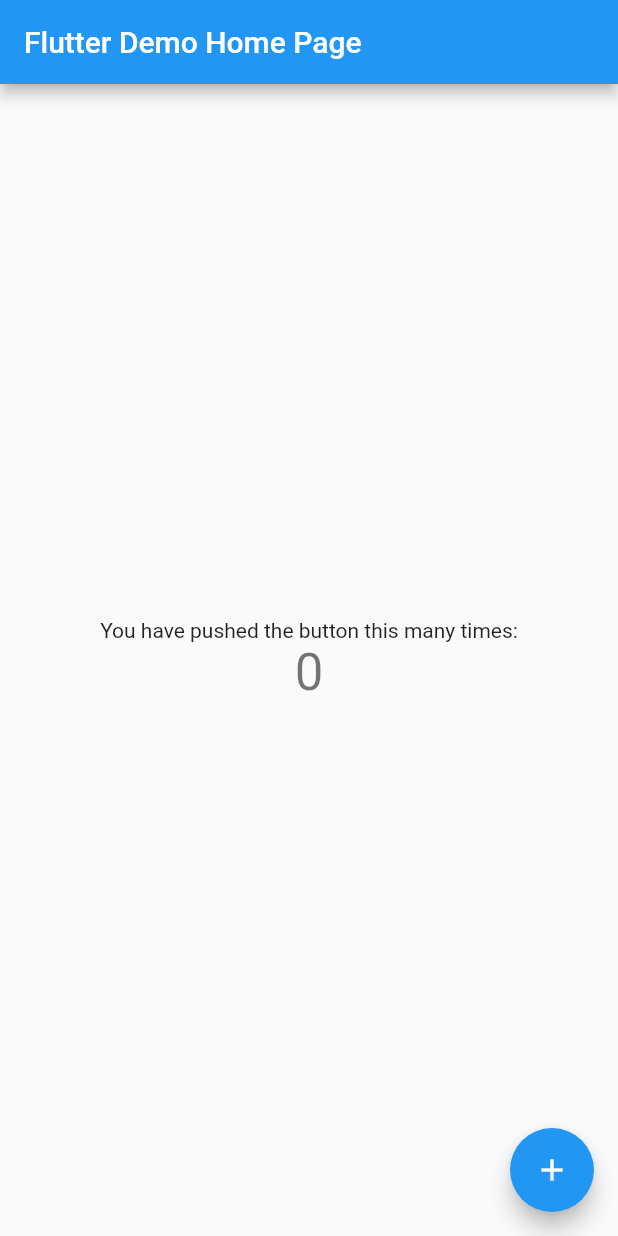
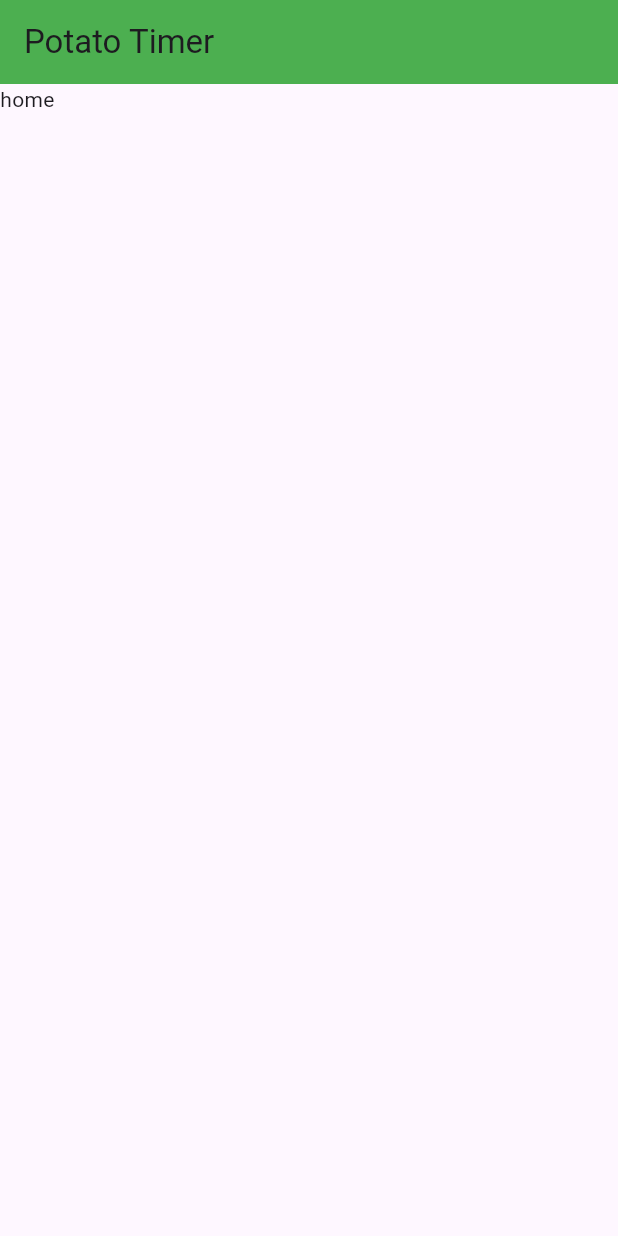
Before and after one commit to sayan2107/ipotato, a Flutter app: the screen it shows after launch, on a phone screen of 412 x 824 dp. Run offline on Flutter 3.47's test engine with Material 2 defaults, Android fonts, the phone set to English and light mode, and no system bars.

Commit message:
adding common modules

```diff
--- /dev/null
+++ b/lib/constants/colors.dart
@@ -0,0 +1,21 @@
+import 'package:flutter/material.dart';
+
+class AppColors {
+  AppColors._();
+
+  static const Map<int, Color> orange = <int, Color>{
+    50: Color(0xFFFCF2E7),
+    100: Color(0xFFF8DEC3),
+    200: Color(0xFFF3C89C),
+    300: Color(0xFFEEB274),
+    400: Color(0xFFEAA256),
+    500: Color(0xFFE69138),
+    600: Color(0xFFE38932),
+    700: Color(0xFFDF7E2B),
+    800: Color(0xFFDB7424),
+    900: Color(0xFFD56217)
+  };
+
+  static const Color green = Colors.green;
+  static const Color darkGreen = Color(0xFF216C2E);
+}
--- /dev/null
+++ b/lib/constants/font_family.dart
@@ -0,0 +1,5 @@
+class FontFamily {
+  FontFamily._();
+
+  static String roboto = "Roboto";
+}
--- /dev/null
+++ b/lib/constants/strings.dart
@@ -0,0 +1,6 @@
+class Strings {
+  Strings._();
+
+  //General
+  static const String appName = "ipotato";
+}
--- a/lib/main.dart
+++ b/lib/main.dart
@@ -1,115 +1,44 @@
+import 'dart:async';
+
 import 'package:flutter/material.dart';
+import 'package:flutter/services.dart';
+import 'package:ipotato_timer/constants/strings.dart';
+import 'package:ipotato_timer/ui/home/home.dart';
 
-void main() {
-  runApp(const MyApp());
+Future<void> main() async {
+  WidgetsFlutterBinding.ensureInitialized();
+  await setPreferredOrientations();
+  return runZonedGuarded(() async {
+    runApp(const MyApp());
+  }, (error, stack) {
+    print(stack);
+    print(error);
+  });
+}
+
+Future<void> setPreferredOrientations() {
+  return SystemChrome.setPreferredOrientations([
+    DeviceOrientation.portraitUp,
+    DeviceOrientation.portraitDown,
+    DeviceOrientation.landscapeRight,
+    DeviceOrientation.landscapeLeft,
+  ]);
 }
 
 class MyApp extends StatelessWidget {
   const MyApp({super.key});
 
-  // This widget is the root of your application.
   @override
   Widget build(BuildContext context) {
     return MaterialApp(
-      title: 'Flutter Demo',
+      debugShowCheckedModeBanner: false,
       theme: ThemeData(
-        // This is the theme of your application.
-        //
-        // Try running your application with "flutter run". You'll see the
-        // application has a blue toolbar. Then, without quitting the app, try
-        // changing the primarySwatch below to Colors.green and then invoke
-        // "hot reload" (press "r" in the console where you ran "flutter run",
-        // or simply save your changes to "hot reload" in a Flutter IDE).
-        // Notice that the counter didn't reset back to zero; the application
-        // is not restarted.
-        primarySwatch: Colors.blue,
+        useMaterial3: true,
       ),
-      home: const MyHomePage(title: 'Flutter Demo Home Page'),
+      title: Strings.appName,
+      // routes: Routes.routes,
+
+      home: const HomeScreen(),
     );
   }
 }
-
-class MyHomePage extends StatefulWidget {
-  const MyHomePage({super.key, required this.title});
-
-  // This widget is the home page of your application. It is stateful, meaning
-  // that it has a State object (defined below) that contains fields that affect
-  // how it looks.
-
-  // This class is the configuration for the state. It holds the values (in this
-  // case the title) provided by the parent (in this case the App widget) and
-  // used by the build method of the State. Fields in a Widget subclass are
-  // always marked "final".
-
-  final String title;
-
-  @override
-  State<MyHomePage> createState() => _MyHomePageState();
-}
-
-class _MyHomePageState extends State<MyHomePage> {
-  int _counter = 0;
-
-  void _incrementCounter() {
-    setState(() {
-      // This call to setState tells the Flutter framework that something has
-      // changed in this State, which causes it to rerun the build method below
-      // so that the display can reflect the updated values. If we changed
-      // _counter without calling setState(), then the build method would not be
-      // called again, and so nothing would appear to happen.
-      _counter++;
-    });
-  }
-
-  @override
-  Widget build(BuildContext context) {
-    // This method is rerun every time setState is called, for instance as done
-    // by the _incrementCounter method above.
-    //
-    // The Flutter framework has been optimized to make rerunning build methods
-    // fast, so that you can just rebuild anything that needs updating rather
-    // than having to individually change instances of widgets.
-    return Scaffold(
-      appBar: AppBar(
-        // Here we take the value from the MyHomePage object that was created by
-        // the App.build method, and use it to set our appbar title.
-        title: Text(widget.title),
-      ),
-      body: Center(
-        // Center is a layout widget. It takes a single child and positions it
-        // in the middle of the parent.
-        child: Column(
-          // Column is also a layout widget. It takes a list of children and
-          // arranges them vertically. By default, it sizes itself to fit its
-          // children horizontally, and tries to be as tall as its parent.
-          //
-          // Invoke "debug painting" (press "p" in the console, choose the
-          // "Toggle Debug Paint" action from the Flutter Inspector in Android
-          // Studio, or the "Toggle Debug Paint" command in Visual Studio Code)
-          // to see the wireframe for each widget.
-          //
-          // Column has various properties to control how it sizes itself and
-          // how it positions its children. Here we use mainAxisAlignment to
-          // center the children vertically; the main axis here is the vertical
-          // axis because Columns are vertical (the cross axis would be
-          // horizontal).
-          mainAxisAlignment: MainAxisAlignment.center,
-          children: <Widget>[
-            const Text(
-              'You have pushed the button this many times:',
-            ),
-            Text(
-              '$_counter',
-              style: Theme.of(context).textTheme.headlineMedium,
-            ),
-          ],
-        ),
-      ),
-      floatingActionButton: FloatingActionButton(
-        onPressed: _incrementCounter,
-        tooltip: 'Increment',
-        child: const Icon(Icons.add),
-      ), // This trailing comma makes auto-formatting nicer for build methods.
-    );
-  }
-}
--- /dev/null
+++ b/lib/ui/home/home.dart
@@ -0,0 +1,20 @@
+import 'package:flutter/material.dart';
+import 'package:ipotato_timer/constants/colors.dart';
+
+class HomeScreen extends StatelessWidget {
+  static const String route = '/home';
+
+  const HomeScreen({Key? key}) : super(key: key);
+
+  @override
+  Widget build(BuildContext context) {
+    return Scaffold(
+        appBar: AppBar(
+          title: const Text('Potato Timer'),
+          backgroundColor: AppColors.green,
+        ),
+        body: Container(
+          child: Text("home"),
+        ));
+  }
+}
```
Also changed, not shown: lib/constants/assets.dart (added, +9 -0 lines), lib/constants/dimens.dart (added, +7 -0 lines), pubspec.yaml (+9 -67 lines), 1 other file.
